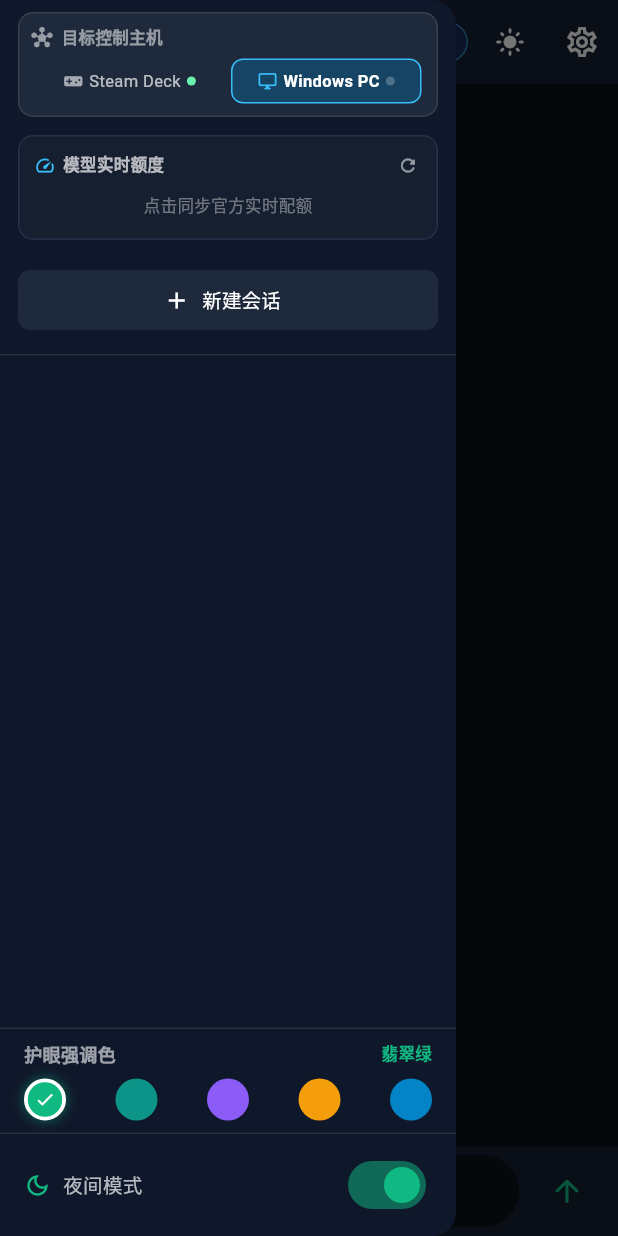
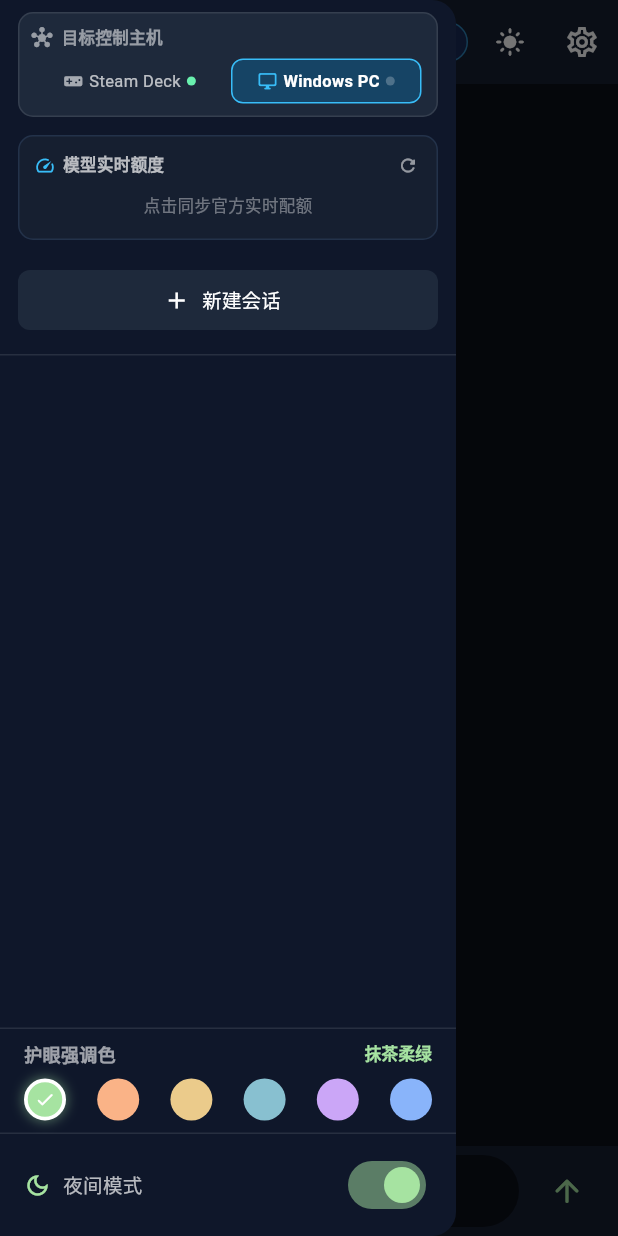
Before and after one commit to TetraAcc/agy-mobile, a Flutter app: the screen it shows after launch, with the side drawer open, on a phone screen of 412 x 824 dp. Run offline on Flutter 3.47's test engine with Material 3 defaults, Android fonts, the phone set to English and light mode, and no system bars; our stand-ins replace flutter_highlight, flutter_markdown, shared_preferences; missing offline and left inert: dart:js, markdown; network calls fail.

Commit message:
feat: 升级为 Catppuccin & Nord 权威低眩光柔雾护眼色板 (v1.3.1)

```diff
--- a/lib/constants/app_colors.dart
+++ b/lib/constants/app_colors.dart
@@ -34,52 +34,59 @@ class AppColors {
   static const Color lightTextSecondary = Color(0xFF64748B);
 
   // 默认强调色（兼顾兼容）
-  static const Color primarySky = Color(0xFF38BDF8);
-  static const Color primaryBlue = Color(0xFF0284C7);
-  static const Color accentCyan = Color(0xFF06B6D4);
+  static const Color primarySky = Color(0xFF89B4FA);
+  static const Color primaryBlue = Color(0xFF88C0D0);
+  static const Color accentCyan = Color(0xFF94E2D5);
 
   // 状态与指示色
-  static const Color onlineGreen = Color(0xFF10B981);
-  static const Color offlineRed = Color(0xFFEF4444);
-  static const Color warningAmber = Color(0xFFF59E0B);
-  static const Color thinkingPurple = Color(0xFFA855F7);
+  static const Color onlineGreen = Color(0xFFA6E3A1);
+  static const Color offlineRed = Color(0xFFF38BA8);
+  static const Color warningAmber = Color(0xFFFAB387);
+  static const Color thinkingPurple = Color(0xFFCBA6F7);
 
-  // 强调色主题矩阵
+  // 权威护眼强调色主题矩阵（源自 Catppuccin Mocha & Nord 柔雾护眼体系）
   static const List<AccentThemeOption> accentThemes = [
     AccentThemeOption(
       id: 'emerald',
-      name: '翡翠绿 (护眼极客)',
-      primary: Color(0xFF10B981),
-      secondary: Color(0xFF34D399),
-      previewColor: Color(0xFF10B981),
+      name: '抹茶柔绿 (Catppuccin)',
+      primary: Color(0xFFA6E3A1), // 极其温润的自然草本绿，彻底消除眩光
+      secondary: Color(0xFF94E2D5),
+      previewColor: Color(0xFFA6E3A1),
+    ),
+    AccentThemeOption(
+      id: 'amber',
+      name: '蜜桃暖杏 (Catppuccin)',
+      primary: Color(0xFFFAB387), // 柔和奶杏暖光，夜间低蓝光最舒适
+      secondary: Color(0xFFF9E2AF),
+      previewColor: Color(0xFFFAB387),
+    ),
+    AccentThemeOption(
+      id: 'nord_amber',
+      name: '麦芒柔金 (Nord)',
+      primary: Color(0xFFEBCB8B), // 极光麦浪暗金，不含高亮刺眼白光
+      secondary: Color(0xFFD08770),
+      previewColor: Color(0xFFEBCB8B),
     ),
     AccentThemeOption(
       id: 'teal',
-      name: '青竹绿 (北欧温润)',
-      primary: Color(0xFF0D9488),
-      secondary: Color(0xFF2DD4BF),
-      previewColor: Color(0xFF0D9488),
+      name: '霜雪湖蓝 (Nord)',
+      primary: Color(0xFF88C0D0), // 北欧冰霜灰蓝，克制清爽不刺眼
+      secondary: Color(0xFF81A1C1),
+      previewColor: Color(0xFF88C0D0),
     ),
     AccentThemeOption(
       id: 'violet',
-      name: '紫罗兰 (温和沉浸)',
-      primary: Color(0xFF8B5CF6),
-      secondary: Color(0xFFA78BFA),
-      previewColor: Color(0xFF8B5CF6),
-    ),
-    AccentThemeOption(
-      id: 'amber',
-      name: '暖琥珀 (夜间护眼)',
-      primary: Color(0xFFF59E0B),
-      secondary: Color(0xFFFBBF24),
-      previewColor: Color(0xFFF59E0B),
+      name: '薰衣草雾紫 (Catppuccin)',
+      primary: Color(0xFFCBA6F7), // 典雅低饱和粉紫，沉浸不张扬
+      secondary: Color(0xFFB4BEFE),
+      previewColor: Color(0xFFCBA6F7),
     ),
     AccentThemeOption(
       id: 'blue',
-      name: '科技蓝 (经典冷调)',
-      primary: Color(0xFF0284C7),
-      secondary: Color(0xFF38BDF8),
-      previewColor: Color(0xFF0284C7),
+      name: '雾霾天青 (Catppuccin)',
+      primary: Color(0xFF89B4FA), // 柔化天青蓝，彻底消除传统深蓝的高光刺痛感
+      secondary: Color(0xFF74C7EC),
+      previewColor: Color(0xFF89B4FA),
     ),
   ];
 
--- a/pubspec.yaml
+++ b/pubspec.yaml
@@ -1,7 +1,7 @@
 name: agy_remote
 description: "A lightweight, native remote companion for Google Antigravity"
 publish_to: 'none'
-version: 1.3.0+5
+version: 1.3.1+6
 
 environment:
   sdk: '>=3.0.0 <4.0.0'
```
Also changed, not shown: 2 other files.
